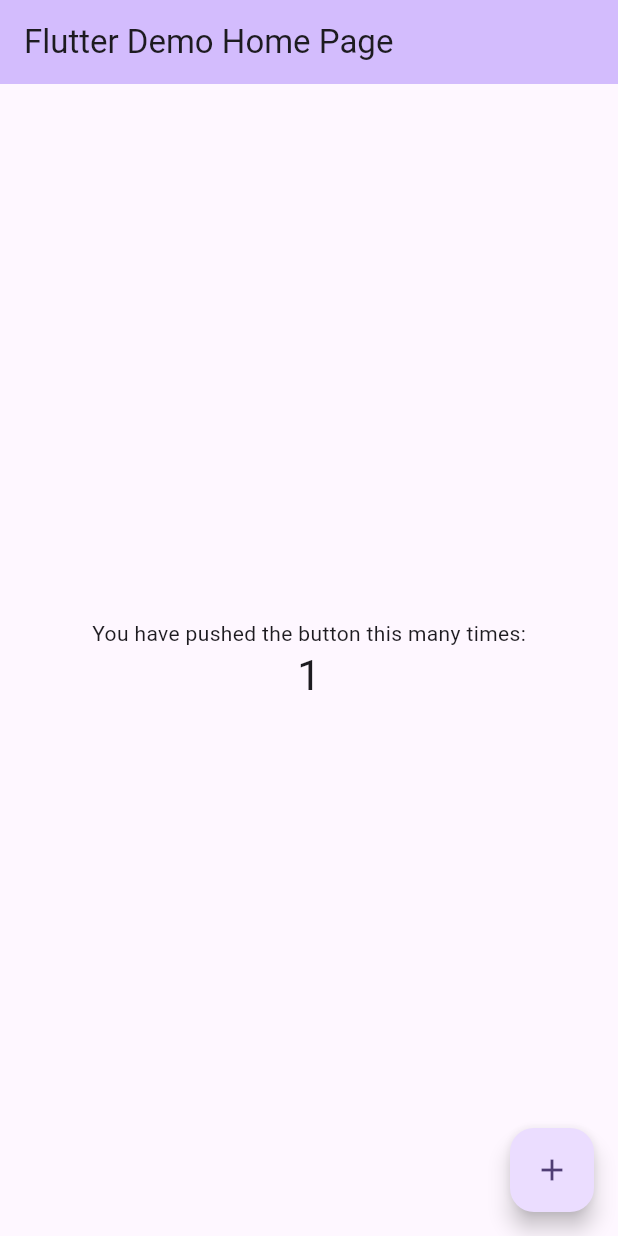
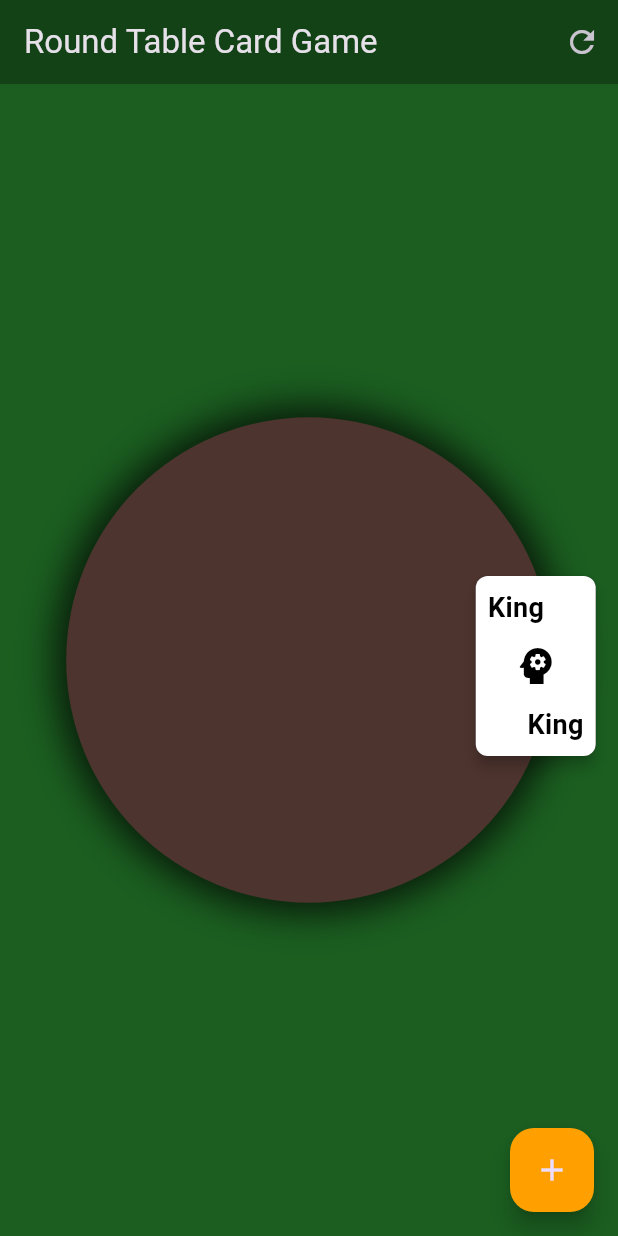
Before and after one commit to could-ai/019a5011-5858-724a-9ad0-adb8bc883189, a Flutter app: the screen it shows after launch, after a tap on the "add" icon, on a phone screen of 412 x 824 dp. Run offline on Flutter 3.47's test engine with Material 3 defaults, Android fonts, the phone set to English and light mode, and no system bars; statements that could not run were skipped.

Commit message:
Created a new widget `PlayingCardWidget` to visually represent a single playing card. This widget displays the card's rank and suit symbol with appropriate colors (red for hearts/diamonds, black for clubs/spades). It's designed to look like a standard playing card with the rank shown in opposite corners. Placeholder icons are used for the suits to provide a clear visual identity for each card.; Replaced the default counter application with a new `GameTablePage` to create a card game interface. This new page features a dark green felt background and a central brown circle to simulate a round playing table. Cards are drawn from a shuffled deck and dynamically positioned in a circle on the table using a `Stack` and trigonometry. A Floating Action Button allows users to draw new cards, and an AppBar action lets them reset the game. This provides the core visual and interactive foundation for a card game.

```diff
--- a/usr/lib/main.dart
+++ b/usr/lib/main.dart
@@ -1,120 +1,151 @@
+import 'dart:math';
 import 'package:flutter/material.dart';
+import 'models/deck.dart';
+import 'models/card.dart';
+import 'widgets/playing_card_widget.dart';
 
 void main() {
-  runApp(const MyApp());
+  runApp(const CardGameApp());
 }
 
-class MyApp extends StatelessWidget {
-  const MyApp({super.key});
+class CardGameApp extends StatelessWidget {
+  const CardGameApp({super.key});
 
-  // This widget is the root of your application.
   @override
   Widget build(BuildContext context) {
     return MaterialApp(
-      title: 'Flutter Demo',
+      title: 'Card Game',
       debugShowCheckedModeBanner: false,
       theme: ThemeData(
-        // This is the theme of your application.
-        //
-        // TRY THIS: Try running your application with "flutter run". You'll see
-        // the application has a purple toolbar. Then, without quitting the app,
-        // try changing the seedColor in the colorScheme below to Colors.green
-        // and then invoke "hot reload" (save your changes or press the "hot
-        // reload" button in a Flutter-supported IDE, or press "r" if you used
-        // the command line to start the app).
-        //
-        // Notice that the counter didn't reset back to zero; the application
-        // state is not lost during the reload. To reset the state, use hot
-        // restart instead.
-        //
-        // This works for code too, not just values: Most code changes can be
-        // tested with just a hot reload.
-        colorScheme: ColorScheme.fromSeed(seedColor: Colors.deepPurple),
+        primarySwatch: Colors.blue,
+        brightness: Brightness.dark,
       ),
-      home: const MyHomePage(title: 'Flutter Demo Home Page'),
+      home: const GameTablePage(),
     );
   }
 }
 
-class MyHomePage extends StatefulWidget {
-  const MyHomePage({super.key, required this.title});
-
-  // This widget is the home page of your application. It is stateful, meaning
-  // that it has a State object (defined below) that contains fields that affect
-  // how it looks.
-
-  // This class is the configuration for the state. It holds the values (in this
-  // case the title) provided by the parent (in this case the App widget) and
-  // used by the build method of the State. Fields in a Widget subclass are
-  // always marked "final".
-
-  final String title;
+class GameTablePage extends StatefulWidget {
+  const GameTablePage({super.key});
 
   @override
-  State<MyHomePage> createState() => _MyHomePageState();
+  State<GameTablePage> createState() => _GameTablePageState();
 }
 
-class _MyHomePageState extends State<MyHomePage> {
-  int _counter = 0;
+class _GameTablePageState extends State<GameTablePage> {
+  final Deck _deck = Deck();
+  final List<PlayingCard> _cardsOnTable = [];
 
-  void _incrementCounter() {
+  @override
+  void initState() {
+    super.initState();
+    _deck.shuffle();
+  }
+
+  void _drawCard() {
+    if (_deck.cards.isNotEmpty) {
+      setState(() {
+        _cardsOnTable.add(_deck.drawCard());
+      });
+    } else {
+      ScaffoldMessenger.of(context).showSnackBar(
+        const SnackBar(
+          content: Text('No more cards in the deck!'),
+          duration: Duration(seconds: 2),
+        ),
+      );
+    }
+  }
+
+  void _resetGame() {
     setState(() {
-      // This call to setState tells the Flutter framework that something has
-      // changed in this State, which causes it to rerun the build method below
-      // so that the display can reflect the updated values. If we changed
-      // _counter without calling setState(), then the build method would not be
-      // called again, and so nothing would appear to happen.
-      _counter++;
+      _deck.reset();
+      _deck.shuffle();
+      _cardsOnTable.clear();
     });
   }
 
   @override
   Widget build(BuildContext context) {
-    // This method is rerun every time setState is called, for instance as done
-    // by the _incrementCounter method above.
-    //
-    // The Flutter framework has been optimized to make rerunning build methods
-    // fast, so that you can just rebuild anything that needs updating rather
-    // than having to individually change instances of widgets.
     return Scaffold(
       appBar: AppBar(
-        // TRY THIS: Try changing the color here to a specific color (to
-        // Colors.amber, perhaps?) and trigger a hot reload to see the AppBar
-        // change color while the other colors stay the same.
-        backgroundColor: Theme.of(context).colorScheme.inversePrimary,
-        // Here we take the value from the MyHomePage object that was created by
-        // the App.build method, and use it to set our appbar title.
-        title: Text(widget.title),
+        title: const Text('Round Table Card Game'),
+        backgroundColor: Colors.black.withOpacity(0.3),
+        elevation: 0,
+        actions: [
+          IconButton(
+            icon: const Icon(Icons.refresh),
+            onPressed: _resetGame,
+            tooltip: 'New Game',
+          ),
+        ],
       ),
-      body: Center(
-        // Center is a layout widget. It takes a single child and positions it
-        // in the middle of the parent.
-        child: Column(
-          // Column is also a layout widget. It takes a list of children and
-          // arranges them vertically. By default, it sizes itself to fit its
-          // children horizontally, and tries to be as tall as its parent.
-          //
-          // Column has various properties to control how it sizes itself and
-          // how it positions its children. Here we use mainAxisAlignment to
-          // center the children vertically; the main axis here is the vertical
-          // axis because Columns are vertical (the cross axis would be
-          // horizontal).
-          //
-          // TRY THIS: Invoke "debug painting" (choose the "Toggle Debug Paint"
-          // action in the IDE, or press "p" in the console), to see the
-          // wireframe for each widget.
-          mainAxisAlignment: MainAxisAlignment.center,
-          children: <Widget>[
-            const Text('You have pushed the button this many times:'),
-            Text('$_counter', style: Theme.of(context).textTheme.headlineMedium),
-          ],
-        ),
+      backgroundColor: Colors.green[900],
+      body: LayoutBuilder(
+        builder: (context, constraints) {
+          final center = Offset(constraints.maxWidth / 2, constraints.maxHeight / 2);
+          final radius = min(constraints.maxWidth, constraints.maxHeight) / 2.8;
+
+          return Stack(
+            children: [
+              // The round table surface
+              Positioned.fill(
+                child: Center(
+                  child: Container(
+                    width: radius * 2.2,
+                    height: radius * 2.2,
+                    decoration: BoxDecoration(
+                      color: Colors.brown[800],
+                      shape: BoxShape.circle,
+                      boxShadow: [
+                        BoxShadow(
+                          color: Colors.black.withOpacity(0.7),
+                          spreadRadius: 8,
+                          blurRadius: 20,
+                        ),
+                      ],
+                    ),
+                  ),
+                ),
+              ),
+              // The cards
+              ..._buildCardPositions(center, radius),
+            ],
+          );
+        },
       ),
       floatingActionButton: FloatingActionButton(
-        onPressed: _incrementCounter,
-        tooltip: 'Increment',
+        onPressed: _drawCard,
+        tooltip: 'Draw Card',
+        backgroundColor: Colors.amber[700],
         child: const Icon(Icons.add),
-      ), // This trailing comma makes auto-formatting nicer for build methods.
+      ),
     );
   }
+
+  List<Widget> _buildCardPositions(Offset center, double radius) {
+    final List<Widget> cardWidgets = [];
+    final cardCount = _cardsOnTable.length;
+
+    for (int i = 0; i < cardCount; i++) {
+      final card = _cardsOnTable[i];
+      // Distribute cards evenly in a circle
+      final angle = (2 * pi * i) / cardCount;
+
+      // Calculate card position, subtracting half card size to center it
+      final cardPosition = Offset(
+        center.dx + radius * cos(angle) - 40, // card width / 2
+        center.dy + radius * sin(angle) - 60, // card height / 2
+      );
+
+      cardWidgets.add(
+        Positioned(
+          left: cardPosition.dx,
+          top: cardPosition.dy,
+          child: PlayingCardWidget(card: card),
+        ),
+      );
+    }
+    return cardWidgets;
+  }
 }
--- /dev/null
+++ b/usr/lib/widgets/playing_card_widget.dart
@@ -0,0 +1,83 @@
+import 'package:flutter/material.dart';
+import '../models/card.dart';
+
+class PlayingCardWidget extends StatelessWidget {
+  final PlayingCard card;
+
+  const PlayingCardWidget({super.key, required this.card});
+
+  @override
+  Widget build(BuildContext context) {
+    return Card(
+      elevation: 4.0,
+      shape: RoundedRectangleBorder(
+        borderRadius: BorderRadius.circular(8.0),
+      ),
+      child: Container(
+        width: 80,
+        height: 120,
+        padding: const EdgeInsets.all(8.0),
+        decoration: BoxDecoration(
+          borderRadius: BorderRadius.circular(8.0),
+          color: Colors.white,
+        ),
+        child: Column(
+          mainAxisAlignment: MainAxisAlignment.spaceBetween,
+          crossAxisAlignment: CrossAxisAlignment.start,
+          children: [
+            _buildCardText(card.rankName),
+            Center(child: _buildCardSuitIcon()),
+            Align(
+              alignment: Alignment.bottomRight,
+              child: _buildCardText(card.rankName),
+            ),
+          ],
+        ),
+      ),
+    );
+  }
+
+  Widget _buildCardText(String text) {
+    return Text(
+      text,
+      style: TextStyle(
+        fontSize: 18,
+        fontWeight: FontWeight.bold,
+        color: _cardColor(),
+      ),
+    );
+  }
+
+  Widget _buildCardSuitIcon() {
+    return Icon(
+      _cardIcon(),
+      color: _cardColor(),
+      size: 32,
+    );
+  }
+
+  Color _cardColor() {
+    switch (card.suit) {
+      case Suit.hearts:
+      case Suit.diamonds:
+        return Colors.red;
+      case Suit.clubs:
+      case Suit.spades:
+      default:
+        return Colors.black;
+    }
+  }
+
+  IconData _cardIcon() {
+    switch (card.suit) {
+      case Suit.hearts:
+        return Icons.favorite;
+      case Suit.diamonds:
+        return Icons.diamond;
+      case Suit.clubs:
+        return Icons.grass; // Placeholder for clubs
+      case Suit.spades:
+        return Icons.psychology; // Placeholder for spades
+    }
+  }
+}
```
